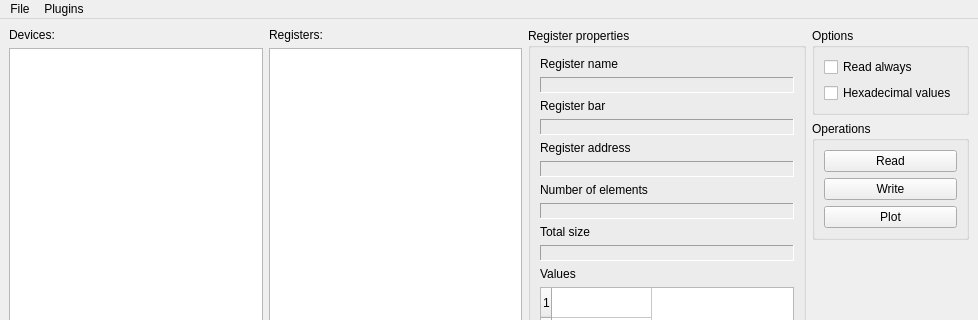
Old version of the form QtHardMonForm.ui in the repository ChimeraTK/QtHardMon; both pictures show x 0 to 978 and y 0 to 320 of the 978 by 571 pixel window.
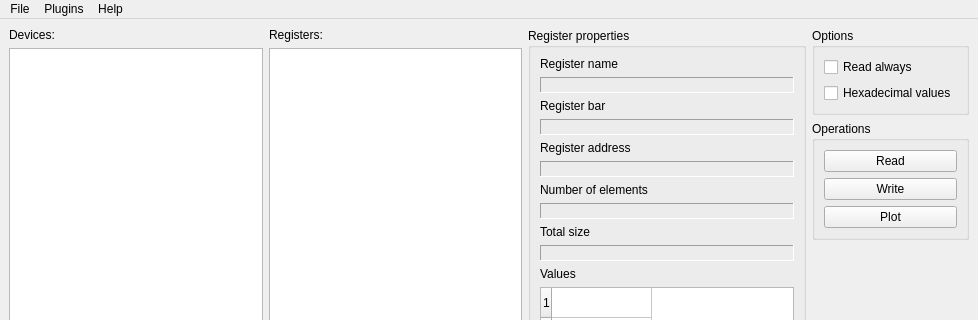
New version of the form.

Commit message: added 'About' dialog with version information.

What changed in the file:
```diff
--- a/QtHardMonForm.ui
+++ b/QtHardMonForm.ui
@@ -374,8 +374,16 @@
      <string>Plugins</string>
     </property>
    </widget>
+   <widget class="QMenu" name="menuHelp">
+    <property name="title">
+     <string>Help</string>
+    </property>
+    <addaction name="actionAboutQtHardMon"/>
+    <addaction name="actionAboutQt"/>
+   </widget>
    <addaction name="menuFile"/>
    <addaction name="menuPlugins"/>
+   <addaction name="menuHelp"/>
   </widget>
   <widget class="QStatusBar" name="statusbar"/>
   <action name="actionRead">
```
Left out of the diff: 14 changed lines with no effect on the pictures. The commit also changes 4 other files.
